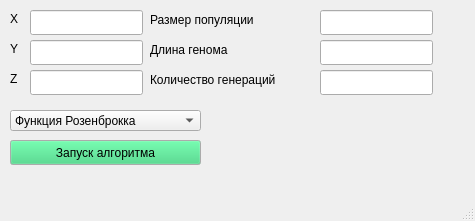
Above: viev/windows/subwindow_genetic_algorithm.ui from usernameisavailablee/optimization before the change. Below: the same form after it.
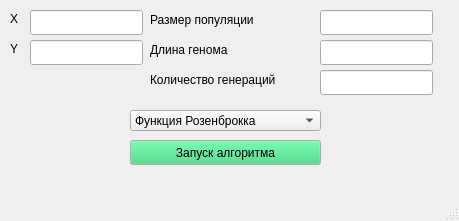
That is the form after the change.

The edit to the form file:
```diff
--- a/viev/windows/subwindow_genetic_algorithm.ui
+++ b/viev/windows/subwindow_genetic_algorithm.ui
@@ -6,7 +6,7 @@
    <rect>
     <x>0</x>
     <y>0</y>
-    <width>475</width>
+    <width>459</width>
     <height>221</height>
    </rect>
   </property>
@@ -34,16 +34,6 @@
      </rect>
     </property>
    </widget>
-   <widget class="QLineEdit" name="lineEdit_Z">
-    <property name="geometry">
-     <rect>
-      <x>30</x>
-      <y>70</y>
-      <width>113</width>
-      <height>25</height>
-     </rect>
-    </property>
-   </widget>
    <widget class="QLabel" name="label">
     <property name="geometry">
      <rect>
@@ -70,23 +60,10 @@
      <string>Y</string>
     </property>
    </widget>
-   <widget class="QLabel" name="label_3">
-    <property name="geometry">
-     <rect>
-      <x>10</x>
-      <y>70</y>
-      <width>21</width>
-      <height>17</height>
-     </rect>
-    </property>
-    <property name="text">
-     <string>Z</string>
-    </property>
-   </widget>
    <widget class="QComboBox" name="comboBox_Function">
     <property name="geometry">
      <rect>
-      <x>10</x>
+      <x>130</x>
       <y>110</y>
       <width>191</width>
       <height>21</height>
@@ -126,7 +103,7 @@
    <widget class="QPushButton" name="pushButton">
     <property name="geometry">
      <rect>
-      <x>10</x>
+      <x>130</x>
       <y>140</y>
       <width>191</width>
       <height>25</height>
```
Left out of the diff: 2 changed lines with no effect on the pictures.
